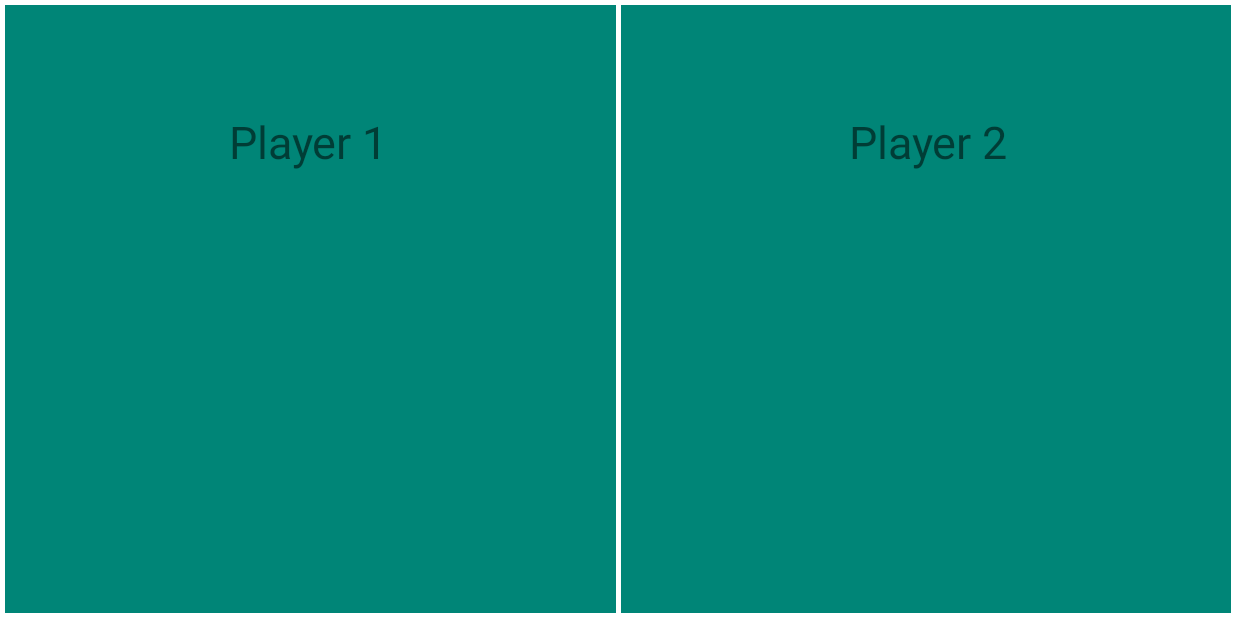
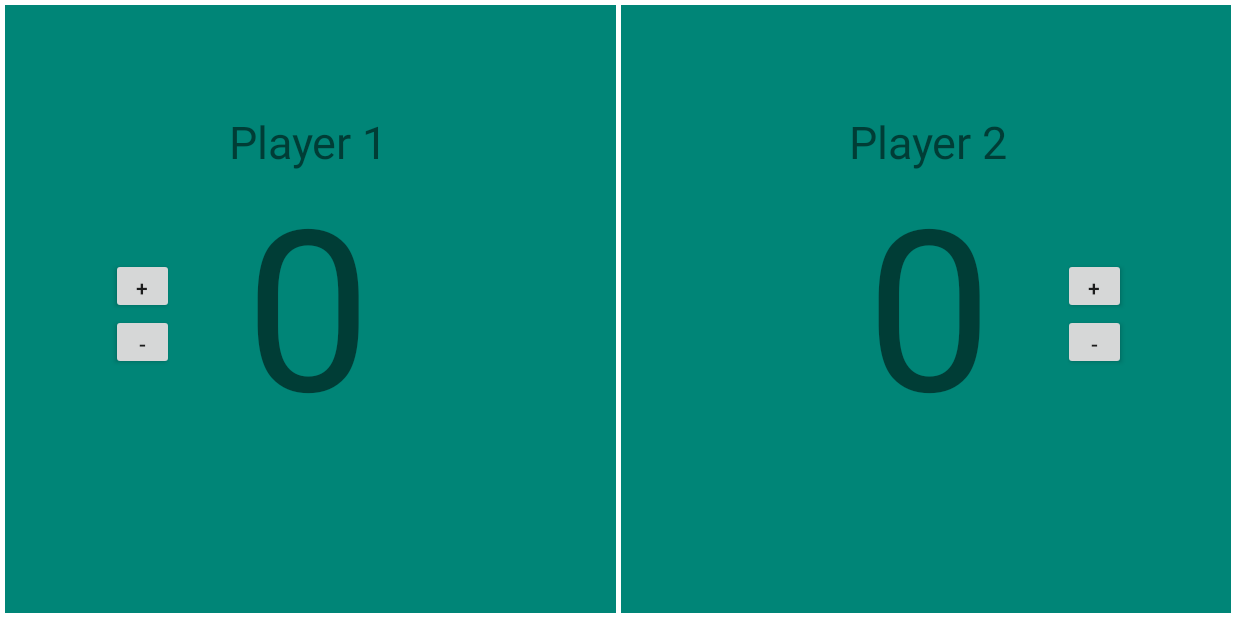
Before and after one commit to paullin03/PongMate, an Android app: the screen it shows after launch (MainActivity), on a phone screen of 824 x 412 dp (held sideways). Run offline under Robolectric (Android 15) with nearby library versions, the phone set to English and light mode, and no system bars.

Commit message:
Added buttons and changed score

```diff
--- a/app/src/main/java/com/example/android/pongmate/MainActivity.java
+++ b/app/src/main/java/com/example/android/pongmate/MainActivity.java
@@ -2,12 +2,42 @@ package com.example.android.pongmate;
 
 import androidx.appcompat.app.AppCompatActivity;
 import android.os.Bundle;
+import android.view.View;
+import android.widget.TextView;
 
 public class MainActivity extends AppCompatActivity {
-
+    TextView playerOneScore;
+    TextView playerTwoScore;
     @Override
     protected void onCreate(Bundle savedInstanceState) {
         super.onCreate(savedInstanceState);
         setContentView(R.layout.activity_main);
+        playerOneScore = findViewById(R.id.score_player_one);
+        playerTwoScore = findViewById(R.id.score_player_two);
     }
+
+    public void addPlayerOne(View view) {
+        int val = Integer.parseInt(playerOneScore.getText().toString());
+        System.out.println(val);
+        playerOneScore.setText(String.valueOf(val + 1));
+    }
+
+    public void minusPlayerOne(View view) {
+        int val = Integer.parseInt(playerOneScore.getText().toString());
+        System.out.println(val);
+        playerOneScore.setText(String.valueOf(val - 1));
+    }
+
+    public void addPlayerTwo(View view) {
+        int val = Integer.parseInt(playerTwoScore.getText().toString());
+        System.out.println(val);
+        playerTwoScore.setText(String.valueOf(val + 1));
+    }
+
+    public void minusPlayerTwo(View view) {
+        int val = Integer.parseInt(playerTwoScore.getText().toString());
+        System.out.println(val);
+        playerTwoScore.setText(String.valueOf(val - 1));
+    }
+
 }
--- a/app/src/main/res/layout/activity_main.xml
+++ b/app/src/main/res/layout/activity_main.xml
@@ -26,6 +26,7 @@
         android:background="@android:color/white"
         app:layout_constraintBottom_toBottomOf="parent"
         app:layout_constraintEnd_toEndOf="parent"
+        app:layout_constraintHorizontal_bias="0.0"
         app:layout_constraintStart_toStartOf="parent"
         app:layout_constraintTop_toTopOf="parent"
         app:layout_constraintVertical_bias="0.0" />
@@ -81,6 +82,50 @@
         app:layout_constraintVertical_bias="0.20" />
 
     <TextView
+        android:id="@+id/score_player_one"
+        android:layout_width="wrap_content"
+        android:layout_height="wrap_content"
+        android:editable="true"
+        android:text="0"
+        android:textSize="150sp"
+        app:layout_constraintBottom_toBottomOf="parent"
+        app:layout_constraintEnd_toStartOf="@+id/net"
+        app:layout_constraintHorizontal_bias="0.5"
+        app:layout_constraintStart_toStartOf="parent"
+        app:layout_constraintTop_toTopOf="@id/player_one"
+        app:layout_constraintVertical_bias="0.20" />
+
+    <Button
+        android:id="@+id/plus_player_one"
+        android:layout_width="42dp"
+        android:layout_height="37dp"
+        android:text="+"
+        app:layout_constraintBottom_toBottomOf="parent"
+        app:layout_constraintEnd_toStartOf="@+id/net"
+        app:layout_constraintHorizontal_bias="0.2"
+        app:layout_constraintLeft_toLeftOf="@id/score_player_one"
+        app:layout_constraintRight_toRightOf="@id/score_player_one"
+        app:layout_constraintStart_toStartOf="parent"
+        app:layout_constraintTop_toTopOf="@id/player_one"
+        app:layout_constraintVertical_bias="0.326"
+        android:onClick="addPlayerOne"/>
+
+    <Button
+        android:id="@+id/minus_player_one"
+        android:layout_width="42dp"
+        android:layout_height="37dp"
+        android:text="-"
+        app:layout_constraintBottom_toBottomOf="parent"
+        app:layout_constraintEnd_toStartOf="@+id/net"
+        app:layout_constraintHorizontal_bias="0.2"
+        app:layout_constraintLeft_toLeftOf="@id/score_player_one"
+        app:layout_constraintRight_toRightOf="@id/score_player_one"
+        app:layout_constraintStart_toStartOf="parent"
+        app:layout_constraintTop_toTopOf="@id/player_one"
+        app:layout_constraintVertical_bias="0.45"
+        android:onClick="minusPlayerOne"/>
+
+    <TextView
         android:id="@+id/player_two"
         android:layout_width="wrap_content"
         android:layout_height="wrap_content"
@@ -93,6 +138,44 @@
         app:layout_constraintTop_toTopOf="parent"
         app:layout_constraintVertical_bias="0.20" />
 
+    <TextView
+        android:id="@+id/score_player_two"
+        android:layout_width="wrap_content"
+        android:layout_height="wrap_content"
+        android:editable="true"
+        android:text="0"
+        android:textSize="150sp"
+        app:layout_constraintBottom_toBottomOf="parent"
+        app:layout_constraintEnd_toEndOf="parent"
+        app:layout_constraintStart_toEndOf="@+id/net"
+        app:layout_constraintTop_toTopOf="@id/player_two"
+        app:layout_constraintVertical_bias="0.20" />
+
+    <Button
+        android:id="@+id/plus_player_two"
+        android:layout_width="42dp"
+        android:layout_height="37dp"
+        android:text="+"
+        app:layout_constraintBottom_toBottomOf="parent"
+        app:layout_constraintEnd_toEndOf="parent"
+        app:layout_constraintHorizontal_bias="0.8"
+        app:layout_constraintStart_toEndOf="@+id/net"
+        app:layout_constraintTop_toTopOf="@id/player_two"
+        app:layout_constraintVertical_bias="0.326"
+        android:onClick="addPlayerTwo"/>
+
+    <Button
+        android:id="@+id/minus_player_two"
+        android:layout_width="42dp"
+        android:layout_height="37dp"
+        android:text="-"
+        app:layout_constraintBottom_toBottomOf="parent"
+        app:layout_constraintEnd_toEndOf="parent"
+        app:layout_constraintHorizontal_bias="0.801"
+        app:layout_constraintStart_toEndOf="@+id/net"
+        app:layout_constraintTop_toTopOf="@id/player_two"
+        app:layout_constraintVertical_bias="0.45"
+        android:onClick="minusPlayerTwo"/>
 
 
 </androidx.constraintlayout.widget.ConstraintLayout>
```
